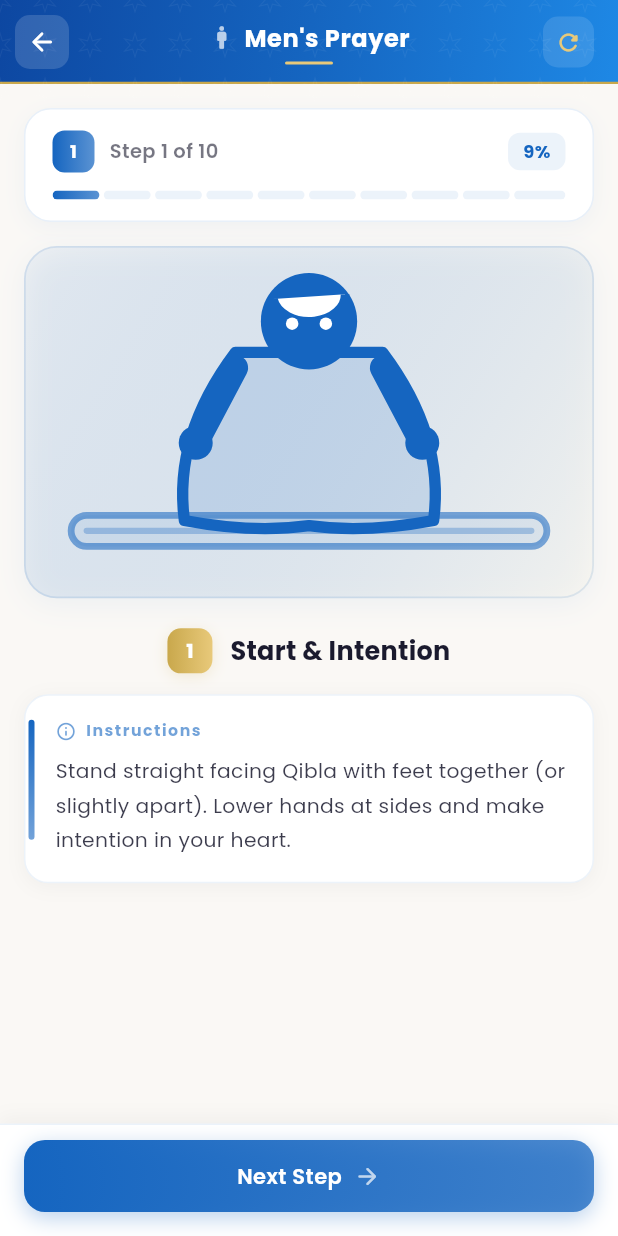
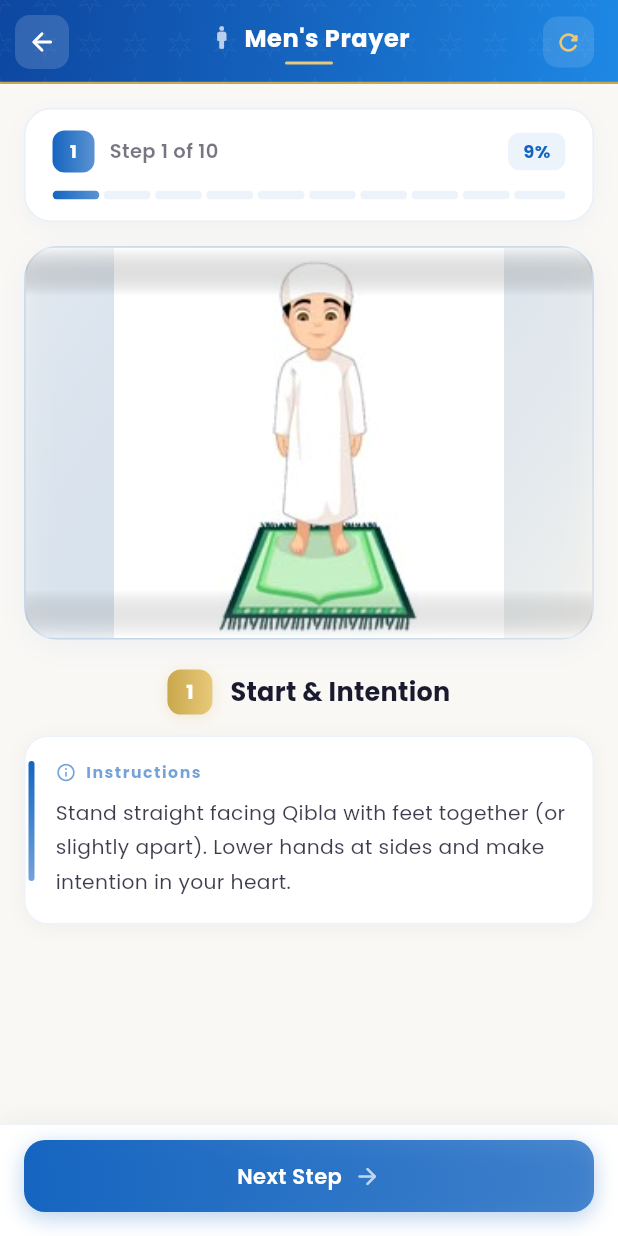
Before and after one commit to Souravsanyal1/Quran-App, a Flutter app: the _GuideScreen screen opened directly with empty values, on a phone screen of 412 x 824 dp. Run offline on Flutter 3.47's test engine with Material 3 defaults, Android fonts, the phone set to English and light mode, and no system bars; drawn by our look-alikes of flutter_animate; our stand-ins replace adhan, badges, cached_network_image, cloud_firestore, dio, firebase_auth and 31 more; missing offline and left inert: flutter_qiblah; accounts and stored records are empty; network calls fail.

Commit message:
feat: display boys niyat image 0.png on step 1 of male guide in part 2

```diff
--- a/lib/modules/namaz_guide_2/namaz_guide_2_view.dart
+++ b/lib/modules/namaz_guide_2/namaz_guide_2_view.dart
@@ -662,7 +662,11 @@ class _StepPage extends StatelessWidget {
       child: Column(
         children: [
           // Illustration
-          _IllustrationCard(step: step, isDark: isDark, accentColor: accentColor),
+          _IllustrationCard(
+              step: step,
+              isDark: isDark,
+              accentColor: accentColor,
+              isMale: isMale),
           const SizedBox(height: 20),
           // Title
           _StepTitle(step: step, isBn: isBn, isDark: isDark, accentColor: accentColor),
@@ -685,15 +689,33 @@ class _IllustrationCard extends StatelessWidget {
   final NamazStep step;
   final bool isDark;
   final Color accentColor;
-
-  const _IllustrationCard(
-      {required this.step, required this.isDark, required this.accentColor});
+  final bool isMale;
+
+  const _IllustrationCard({
+    required this.step,
+    required this.isDark,
+    required this.accentColor,
+    required this.isMale,
+  });
+
+  int? _getImageNumber(int stepNumber) {
+    if (stepNumber == 1) return 0; // 0.png (niyat chele)
+    if (stepNumber == 2) return 1; // 1.png (takbir)
+    if (stepNumber == 3) return 2; // 2.png (qiyam)
+    if (stepNumber >= 4 && stepNumber <= 10) return stepNumber;
+    return null;
+  }
 
   @override
   Widget build(BuildContext context) {
+    final int stepNum = step.stepNumber;
+    final int? imgNum = isMale ? _getImageNumber(stepNum) : null;
+    final bool hasImage = imgNum != null;
+    final String imagePath = 'assets/images/$imgNum.png';
+
     return Container(
       width: double.infinity,
-      padding: const EdgeInsets.symmetric(vertical: 30),
+      clipBehavior: Clip.antiAlias,
       decoration: BoxDecoration(
         gradient: LinearGradient(
           colors: isDark
@@ -715,13 +737,81 @@ class _IllustrationCard extends StatelessWidget {
           ),
         ],
       ),
+      child: hasImage
+          ? Stack(
+              children: [
+                Image.asset(
+                  imagePath,
+                  width: double.infinity,
+                  height: 260,
+                  fit: BoxFit.contain,
+                  errorBuilder: (_, __, ___) => _FallbackIllustration(step: step, color: accentColor),
+                  frameBuilder: (ctx, child, frame, wasSynced) {
+                    if (wasSynced || frame != null) return child;
+                    return Container(
+                      height: 260,
+                      alignment: Alignment.center,
+                      child: CircularProgressIndicator(
+                        color: accentColor,
+                        strokeWidth: 2,
+                      ),
+                    );
+                  },
+                ),
+                Positioned(
+                  top: 0, left: 0, right: 0,
+                  child: Container(
+                    height: 32,
+                    decoration: BoxDecoration(
+                      gradient: LinearGradient(
+                        colors: [
+                          (isDark ? _Theme.darkCardAlt : Colors.white).withValues(alpha: 0.5),
+                          Colors.transparent,
+                        ],
+                        begin: Alignment.topCenter,
+                        end: Alignment.bottomCenter,
+                      ),
+                    ),
+                  ),
+                ),
+                Positioned(
+                  bottom: 0, left: 0, right: 0,
+                  child: Container(
+                    height: 32,
+                    decoration: BoxDecoration(
+                      gradient: LinearGradient(
+                        colors: [
+                          Colors.transparent,
+                          (isDark ? _Theme.darkCardAlt : Colors.white).withValues(alpha: 0.4),
+                        ],
+                        begin: Alignment.topCenter,
+                        end: Alignment.bottomCenter,
+                      ),
+                    ),
+                  ),
+                ),
+              ],
+            )
+          : _FallbackIllustration(step: step, color: accentColor),
+    ).animate().fadeIn(duration: 400.ms).scale(begin: const Offset(0.95, 0.95), curve: Curves.easeOutCubic);
+  }
+}
+
+class _FallbackIllustration extends StatelessWidget {
+  final NamazStep step;
+  final Color color;
+  const _FallbackIllustration({required this.step, required this.color});
+
+  @override
+  Widget build(BuildContext context) {
+    return Padding(
+      padding: const EdgeInsets.symmetric(vertical: 30),
       child: PostureIllustration(
         posture: step.posture,
-        color: accentColor,
+        color: color,
         size: 150,
       ),
-    ).animate().fadeIn(duration: 400.ms).scale(
-        begin: const Offset(0.95, 0.95), curve: Curves.easeOutCubic);
+    );
   }
 }
 
```
Also changed, not shown: 1 other file.
